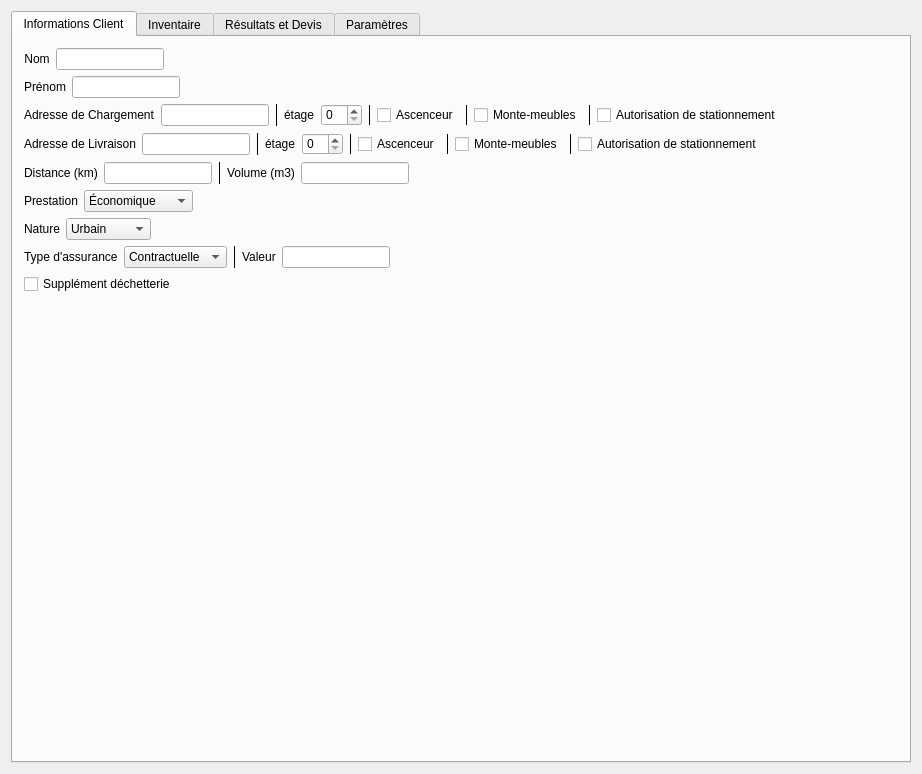
This is DevisMaker/MainWindow.ui in Andreas-Chatti/DevisMaker as Qt 5 draws it before an edit. The edited form follows.
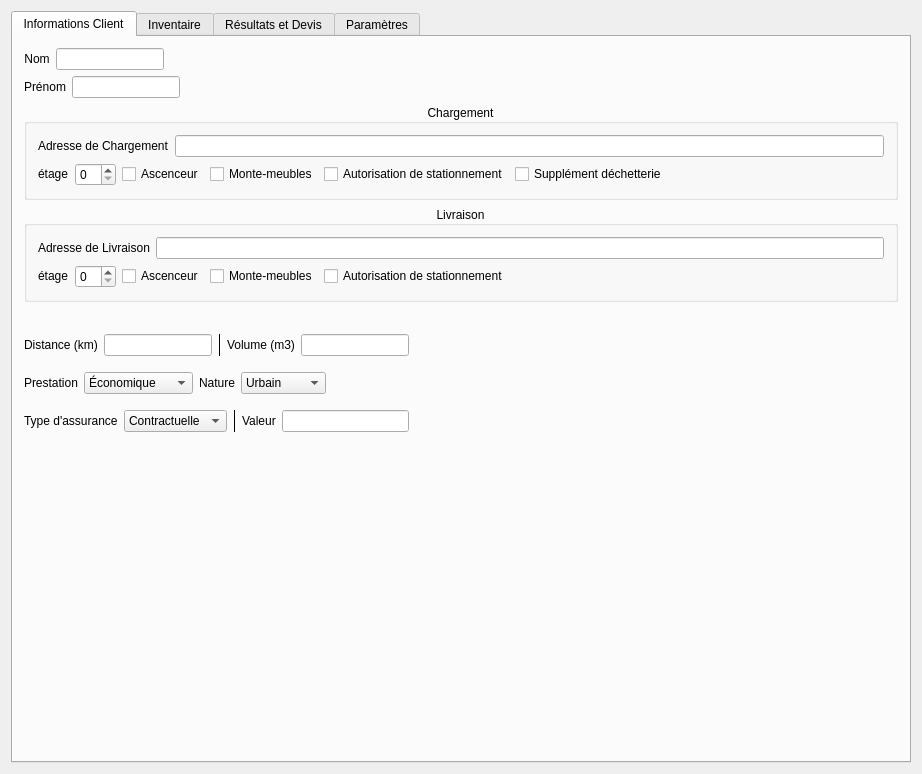
This is the edited form. The open tabs and pages were chosen to show the change.

```diff
--- a/DevisMaker/MainWindow.ui
+++ b/DevisMaker/MainWindow.ui
@@ -39,7 +39,7 @@
     </sizepolicy>
    </property>
    <layout class="QGridLayout" name="gridLayout">
-    <item row="0" column="1">
+    <item row="0" column="0">
      <widget class="QTabWidget" name="tabWidget">
       <property name="enabled">
        <bool>true</bool>
@@ -115,12 +115,30 @@
           </item>
          </layout>
         </item>
-        <item row="2" column="0">
+        <item row="2" column="0" colspan="2">
+         <widget class="QGroupBox" name="chargementGroupBox">
+          <property name="font">
+           <font>
+            <bold>false</bold>
+           </font>
+          </property>
+          <property name="title">
+           <string>Chargement</string>
+          </property>
+          <property name="alignment">
+           <set>Qt::AlignmentFlag::AlignCenter</set>
+          </property>
          <layout class="QGridLayout" name="gridLayout_2">
           <item row="0" column="0">
-           <layout class="QHBoxLayout" name="horizontalLayout_4">
+            <layout class="QHBoxLayout" name="horizontalLayout_9">
             <item>
              <widget class="QLabel" name="adresseDepartLabel">
+               <property name="sizePolicy">
+                <sizepolicy hsizetype="Fixed" vsizetype="Fixed">
+                 <horstretch>0</horstretch>
+                 <verstretch>0</verstretch>
+                </sizepolicy>
+               </property>
               <property name="text">
                <string>Adresse de Chargement</string>
               </property>
@@ -129,7 +147,7 @@
             <item>
              <widget class="QLineEdit" name="adresseDepartLineEdit">
               <property name="sizePolicy">
-               <sizepolicy hsizetype="Preferred" vsizetype="Fixed">
+                <sizepolicy hsizetype="Expanding" vsizetype="Fixed">
                 <horstretch>0</horstretch>
                 <verstretch>0</verstretch>
                </sizepolicy>
@@ -138,26 +156,16 @@
             </item>
            </layout>
           </item>
-          <item row="0" column="1">
-           <widget class="Line" name="line">
-            <property name="frameShadow">
-             <enum>QFrame::Shadow::Plain</enum>
-            </property>
-            <property name="lineWidth">
-             <number>1</number>
-            </property>
-            <property name="midLineWidth">
-             <number>10</number>
-            </property>
-            <property name="orientation">
-             <enum>Qt::Orientation::Vertical</enum>
-            </property>
-           </widget>
-          </item>
-          <item row="0" column="2">
+           <item row="1" column="0">
            <layout class="QHBoxLayout" name="horizontalLayout_30">
             <item>
              <widget class="QLabel" name="etageDepartLabel">
+               <property name="sizePolicy">
+                <sizepolicy hsizetype="Fixed" vsizetype="Fixed">
+                 <horstretch>0</horstretch>
+                 <verstretch>0</verstretch>
+                </sizepolicy>
+               </property>
               <property name="text">
                <string>étage</string>
               </property>
@@ -165,120 +173,104 @@
             </item>
             <item>
              <widget class="QSpinBox" name="etageDepartSpinBox">
+               <property name="sizePolicy">
+                <sizepolicy hsizetype="Fixed" vsizetype="Fixed">
+                 <horstretch>0</horstretch>
+                 <verstretch>0</verstretch>
+                </sizepolicy>
+               </property>
               <property name="maximum">
                <number>20</number>
               </property>
              </widget>
             </item>
             <item>
-             <layout class="QGridLayout" name="gridLayout_3">
-              <item row="0" column="2">
-               <widget class="Line" name="line_3">
-                <property name="frameShadow">
-                 <enum>QFrame::Shadow::Plain</enum>
-                </property>
-                <property name="orientation">
-                 <enum>Qt::Orientation::Vertical</enum>
+              <widget class="QCheckBox" name="ascDepartCheckBox">
+               <property name="sizePolicy">
+                <sizepolicy hsizetype="Fixed" vsizetype="Fixed">
+                 <horstretch>0</horstretch>
+                 <verstretch>0</verstretch>
+                </sizepolicy>
+               </property>
+               <property name="text">
+                <string>Ascenceur</string>
                 </property>
                </widget>
               </item>
-              <item row="0" column="3">
+             <item>
                <widget class="QCheckBox" name="mmDepartCheckBox">
+               <property name="sizePolicy">
+                <sizepolicy hsizetype="Fixed" vsizetype="Fixed">
+                 <horstretch>0</horstretch>
+                 <verstretch>0</verstretch>
+                </sizepolicy>
+               </property>
                 <property name="text">
                  <string>Monte-meubles</string>
                 </property>
                </widget>
               </item>
-              <item row="0" column="5">
-               <layout class="QHBoxLayout" name="horizontalLayout_22">
                 <item>
                  <widget class="QCheckBox" name="asDepartCheckBox">
-                  <property name="text">
-                   <string>Autorisation de stationnement</string>
-                  </property>
-                 </widget>
-                </item>
-               </layout>
-              </item>
-              <item row="0" column="1">
-               <widget class="QCheckBox" name="ascDepartCheckBox">
-                <property name="text">
-                 <string>Ascenceur</string>
-                </property>
-               </widget>
-              </item>
-              <item row="0" column="0">
-               <widget class="Line" name="line_2">
-                <property name="frameShadow">
-                 <enum>QFrame::Shadow::Plain</enum>
-                </property>
-                <property name="midLineWidth">
-                 <number>10</number>
-                </property>
-                <property name="orientation">
-                 <enum>Qt::Orientation::Vertical</enum>
-                </property>
-               </widget>
-              </item>
-              <item row="0" column="4">
-               <widget class="Line" name="line_7">
-                <property name="frameShadow">
-                 <enum>QFrame::Shadow::Plain</enum>
-                </property>
-                <property name="orientation">
-                 <enum>Qt::Orientation::Vertical</enum>
-                </property>
-               </widget>
-              </item>
-             </layout>
-            </item>
-           </layout>
-          </item>
-         </layout>
-        </item>
-        <item row="3" column="0">
-         <layout class="QGridLayout" name="gridLayout_5">
-          <item row="0" column="0">
-           <layout class="QHBoxLayout" name="horizontalLayout_31">
-            <item>
-             <widget class="QLabel" name="adresseLivraisonLabel">
-              <property name="text">
-               <string>Adresse de Livraison</string>
-              </property>
-             </widget>
-            </item>
-            <item>
-             <widget class="QLineEdit" name="adresseLivraisonLineEdit">
               <property name="sizePolicy">
-               <sizepolicy hsizetype="Preferred" vsizetype="Fixed">
+                <sizepolicy hsizetype="Fixed" vsizetype="Fixed">
                 <horstretch>0</horstretch>
                 <verstretch>0</verstretch>
                </sizepolicy>
               </property>
+               <property name="text">
+                <string>Autorisation de stationnement</string>
+               </property>
+              </widget>
+             </item>
+             <item>
+              <layout class="QHBoxLayout" name="horizontalLayout_28">
+               <item>
+                <widget class="QCheckBox" name="deCheckBox">
+                 <property name="text">
+                  <string>Supplément déchetterie</string>
+                 </property>
              </widget>
             </item>
            </layout>
           </item>
-          <item row="0" column="1">
-           <widget class="Line" name="line_4">
-            <property name="frameShadow">
-             <enum>QFrame::Shadow::Plain</enum>
-            </property>
-            <property name="lineWidth">
-             <number>1</number>
-            </property>
-            <property name="midLineWidth">
-             <number>10</number>
-            </property>
+             <item>
+              <spacer name="horizontalSpacer_11">
             <property name="orientation">
-             <enum>Qt::Orientation::Vertical</enum>
-            </property>
-           </widget>
-          </item>
-          <item row="0" column="2">
-           <layout class="QHBoxLayout" name="horizontalLayout_32">
+                <enum>Qt::Orientation::Horizontal</enum>
+               </property>
+               <property name="sizeHint" stdset="0">
+                <size>
+                 <width>40</width>
+                 <height>20</height>
+                </size>
+               </property>
+              </spacer>
+             </item>
+            </layout>
+           </item>
+          </layout>
+         </widget>
+        </item>
+        <item row="3" column="0" colspan="2">
+         <widget class="QGroupBox" name="groupBox_2">
+          <property name="title">
+           <string>Livraison</string>
+          </property>
+          <property name="alignment">
+           <set>Qt::AlignmentFlag::AlignCenter</set>
+          </property>
+          <layout class="QGridLayout" name="gridLayout_3">
+           <item row="7" column="0">
+            <layout class="QHBoxLayout" name="horizontalLayout_24">
             <item>
              <widget class="QLabel" name="etageLivraisonLabel">
+               <property name="sizePolicy">
+                <sizepolicy hsizetype="Fixed" vsizetype="Fixed">
+                 <horstretch>0</horstretch>
+                 <verstretch>0</verstretch>
+                </sizepolicy>
+               </property>
               <property name="text">
                <string>étage</string>
               </property>
@@ -286,115 +278,102 @@
             </item>
             <item>
              <widget class="QSpinBox" name="etageLivraisonSpinBox">
+               <property name="sizePolicy">
+                <sizepolicy hsizetype="Fixed" vsizetype="Fixed">
+                 <horstretch>0</horstretch>
+                 <verstretch>0</verstretch>
+                </sizepolicy>
+               </property>
               <property name="maximum">
                <number>20</number>
               </property>
              </widget>
             </item>
             <item>
-             <layout class="QGridLayout" name="gridLayout_6">
-              <item row="0" column="3">
+              <widget class="QCheckBox" name="ascLivraisonCheckBox">
+               <property name="text">
+                <string>Ascenceur</string>
+               </property>
+              </widget>
+             </item>
+             <item>
                <widget class="QCheckBox" name="mmLivraisonCheckBox">
                 <property name="text">
                  <string>Monte-meubles</string>
                 </property>
                </widget>
               </item>
-              <item row="0" column="5">
+             <item>
                <widget class="QCheckBox" name="asLivraisonCheckBox">
                 <property name="text">
                  <string>Autorisation de stationnement</string>
                 </property>
                </widget>
               </item>
-              <item row="0" column="2">
-               <widget class="Line" name="line_5">
-                <property name="frameShadow">
-                 <enum>QFrame::Shadow::Plain</enum>
-                </property>
+             <item>
+              <spacer name="horizontalSpacer_10">
                 <property name="orientation">
-                 <enum>Qt::Orientation::Vertical</enum>
-                </property>
-               </widget>
-              </item>
-              <item row="0" column="0">
-               <widget class="Line" name="line_6">
-                <property name="frameShadow">
-                 <enum>QFrame::Shadow::Plain</enum>
-                </property>
-                <property name="midLineWidth">
-                 <number>10</number>
-                </property>
-                <property name="orientation">
-                 <enum>Qt::Orientation::Vertical</enum>
-                </property>
-               </widget>
-              </item>
-              <item row="0" column="1">
-               <widget class="QCheckBox" name="ascLivraisonCheckBox">
-                <property name="text">
-                 <string>Ascenceur</string>
-                </property>
-               </widget>
-              </item>
-              <item row="0" column="4">
-               <widget class="Line" name="line_8">
-                <property name="frameShadow">
-                 <enum>QFrame::Shadow::Plain</enum>
-                </property>
-                <property name="orientation">
-                 <enum>Qt::Orientation::Vertical</enum>
-                </property>
-               </widget>
-              </item>
-             </layout>
-            </item>
-           </layout>
-          </item>
-         </layout>
-        </item>
-        <item row="4" column="0">
-         <layout class="QHBoxLayout" name="horizontalLayout_14">
+                <enum>Qt::Orientation::Horizontal</enum>
+               </property>
+               <property name="sizeHint" stdset="0">
+                <size>
+                 <width>40</width>
+                 <height>20</height>
+                </size>
+               </property>
+              </spacer>
+             </item>
+            </layout>
+           </item>
+           <item row="3" column="0">
+            <layout class="QHBoxLayout" name="horizontalLayout_4">
           <item>
-           <widget class="QLabel" name="distanceLabel">
-            <property name="text">
-             <string>Distance (km)</string>
-            </property>
-           </widget>
-          </item>
-          <item>
-           <widget class="QLineEdit" name="distanceLineEdit">
+              <widget class="QLabel" name="adresseLivraisonLabel">
             <property name="sizePolicy">
              <sizepolicy hsizetype="Fixed" vsizetype="Fixed">
               <horstretch>0</horstretch>
               <verstretch>0</verstretch>
              </sizepolicy>
             </property>
-           </widget>
-          </item>
-          <item>
-           <widget class="Line" name="line_9">
-            <property name="frameShadow">
-             <enum>QFrame::Shadow::Plain</enum>
-            </property>
-            <property name="orientation">
-             <enum>Qt::Orientation::Vertical</enum>
-            </property>
-           </widget>
-          </item>
-          <item>
-           <widget class="QLabel" name="volumeLabel">
             <property name="text">
-             <string>Volume (m3)</string>
+                <string>Adresse de Livraison</string>
             </property>
            </widget>
           </item>
           <item>
-           <widget class="QLineEdit" name="volumelineEdit"/>
-          </item>
-         </layout>
+              <widget class="QLineEdit" name="adresseLivraisonLineEdit">
+               <property name="sizePolicy">
+                <sizepolicy hsizetype="Expanding" vsizetype="Fixed">
+                 <horstretch>0</horstretch>
+                 <verstretch>0</verstretch>
+                </sizepolicy>
+               </property>
+              </widget>
+             </item>
+            </layout>
+           </item>
+          </layout>
+         </widget>
         </item>
         <item row="5" column="0">
+         <layout class="QGridLayout" name="gridLayout_5">
+          <item row="1" column="0">
+           <spacer name="verticalSpacer_2">
+            <property name="orientation">
+             <enum>Qt::Orientation::Vertical</enum>
+            </property>
+            <property name="sizeType">
+             <enum>QSizePolicy::Policy::Fixed</enum>
+            </property>
+            <property name="sizeHint" stdset="0">
+             <size>
+              <width>20</width>
+              <height>10</height>
+             </size>
+            </property>
+           </spacer>
+          </item>
+          <item row="2" column="0">
          <layout class="QHBoxLayout" name="horizontalLayout_20">
           <item>
            <widget class="QLabel" name="prestationLabel">
@@ -427,9 +406,7 @@
             </item>
            </widget>
           </item>
-         </layout>
-        </item>
-        <item row="6" column="0">
+            <item>
          <layout class="QHBoxLayout" name="horizontalLayout_21">
           <item>
            <widget class="QLabel" name="natureLabel">
@@ -466,20 +443,65 @@
             </item>
            </widget>
           </item>
-         </layout>
-        </item>
-        <item row="8" column="0">
-         <layout class="QHBoxLayout" name="horizontalLayout_28">
+              <item>
+               <spacer name="horizontalSpacer_12">
+                <property name="orientation">
+                 <enum>Qt::Orientation::Horizontal</enum>
+                </property>
+                <property name="sizeHint" stdset="0">
+                 <size>
+                  <width>40</width>
+                  <height>20</height>
+                 </size>
+                </property>
+               </spacer>
+              </item>
+             </layout>
+            </item>
+           </layout>
+          </item>
+          <item row="0" column="0">
+           <layout class="QHBoxLayout" name="horizontalLayout_14">
           <item>
-           <widget class="QCheckBox" name="deCheckBox">
+             <widget class="QLabel" name="distanceLabel">
             <property name="text">
-             <string>Supplément déchetterie</string>
+               <string>Distance (km)</string>
             </property>
            </widget>
           </item>
-         </layout>
-        </item>
-        <item row="7" column="0">
+            <item>
+             <widget class="QLineEdit" name="distanceLineEdit">
+              <property name="sizePolicy">
+               <sizepolicy hsizetype="Fixed" vsizetype="Fixed">
+                <horstretch>0</horstretch>
+                <verstretch>0</verstretch>
+               </sizepolicy>
+              </property>
+             </widget>
+            </item>
+            <item>
+             <widget class="Line" name="line_9">
+              <property name="frameShadow">
+               <enum>QFrame::Shadow::Plain</enum>
+              </property>
+              <property name="orientation">
+               <enum>Qt::Orientation::Vertical</enum>
+              </property>
+             </widget>
+            </item>
+            <item>
+             <widget class="QLabel" name="volumeLabel">
+              <property name="text">
+               <string>Volume (m3)</string>
+              </property>
+             </widget>
+            </item>
+            <item>
+             <widget class="QLineEdit" name="volumelineEdit"/>
+            </item>
+           </layout>
+          </item>
+          <item row="4" column="0">
          <layout class="QHBoxLayout" name="horizontalLayout_5">
           <item>
            <widget class="QLabel" name="typeAssuranceLabel">
@@ -523,6 +545,40 @@
            <widget class="QLineEdit" name="valeurAssuranceLineEdit"/>
           </item>
          </layout>
+          </item>
+          <item row="3" column="0">
+           <spacer name="verticalSpacer_3">
+            <property name="orientation">
+             <enum>Qt::Orientation::Vertical</enum>
+            </property>
+            <property name="sizeType">
+             <enum>QSizePolicy::Policy::Fixed</enum>
+            </property>
+            <property name="sizeHint" stdset="0">
+             <size>
+              <width>20</width>
+              <height>10</height>
+             </size>
+            </property>
+           </spacer>
+          </item>
+         </layout>
+        </item>
+        <item row="4" column="0">
+         <spacer name="verticalSpacer_4">
+          <property name="orientation">
+           <enum>Qt::Orientation::Vertical</enum>
+          </property>
+          <property name="sizeType">
+           <enum>QSizePolicy::Policy::Fixed</enum>
+          </property>
+          <property name="sizeHint" stdset="0">
+           <size>
+            <width>20</width>
+            <height>20</height>
+           </size>
+          </property>
+         </spacer>
         </item>
        </layout>
       </widget>
```
Left out of the diff: 2 changed lines with no effect on the pictures. Lines whose indentation alone changed are shown as unchanged.
